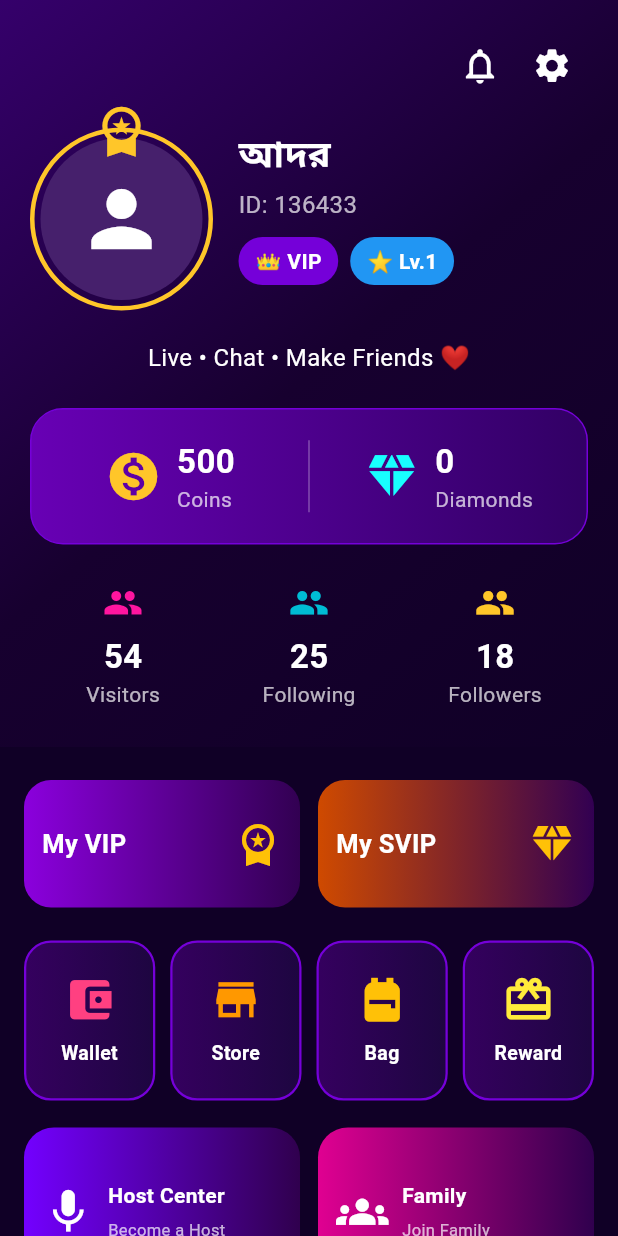
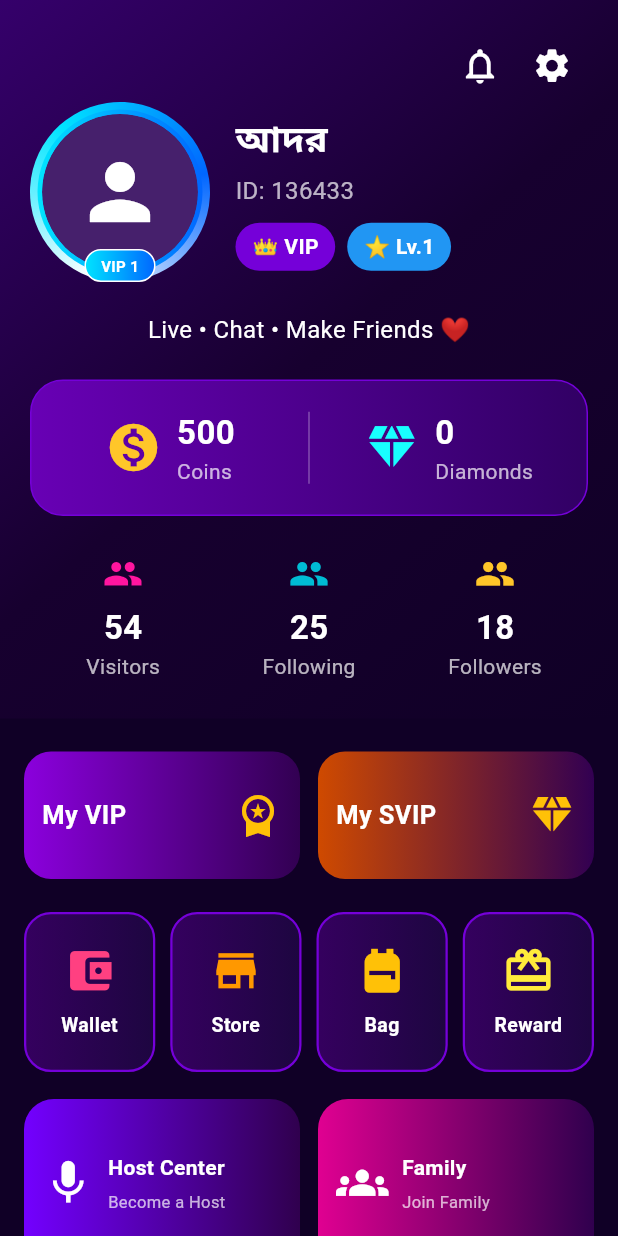
Before and after one commit to senlija14-art/ador.live, a Flutter app: the ProfilePage screen opened directly, on a phone screen of 412 x 824 dp. Run offline on Flutter 3.47's test engine with Material 3 defaults, Android fonts, the phone set to English and light mode, and no system bars; our stand-ins replace image_picker, shared_preferences, supabase_flutter; missing offline and left inert: zego_uikit, zego_uikit_prebuilt_live_audio_room; accounts and stored records are empty.

Commit message:
Update profile_page.dart

```diff
--- a/lib/profile_page.dart
+++ b/lib/profile_page.dart
@@ -2,6 +2,7 @@
 import 'package:flutter/material.dart';
 import 'wallet_page.dart';
 import 'chat_page.dart';
+import 'vip_frame.dart';
 
 class ProfilePage extends StatefulWidget {
   final Map<String, dynamic>? profile;
@@ -175,6 +176,9 @@ class _ProfilePageState extends State<ProfilePage> {
     final level = getValue('level', '1');
     final avatar = getValue('avatar_url', '');
 
+    final vipLevel =
+        (int.tryParse(getValue('vip_level', '1')) ?? 1).clamp(1, 7);
+
     return Scaffold(
       backgroundColor: bg,
       body: SafeArea(
@@ -221,16 +225,9 @@ class _ProfilePageState extends State<ProfilePage> {
                     ),
                     Row(
                       children: [
-                        Stack(
-                          alignment: Alignment.topCenter,
-                          children: [
-                            Container(
-                              margin: const EdgeInsets.only(top: 17),
-                              padding: const EdgeInsets.all(4),
-                              decoration: BoxDecoration(
-                                shape: BoxShape.circle,
-                                border: Border.all(color: gold, width: 3),
-                              ),
+                        VipFrame(
+                          level: vipLevel,
+                          size: 120,
                           child: CircleAvatar(
                             radius: 54,
                             backgroundColor: const Color(0xFF46206C),
@@ -245,13 +242,6 @@ class _ProfilePageState extends State<ProfilePage> {
                                   )
                                 : null,
                           ),
-                            ),
-                            Icon(
-                              Icons.workspace_premium,
-                              color: gold,
-                              size: 38,
-                            ),
-                          ],
                         ),
                         const SizedBox(width: 17),
                         Expanded(
```
Lines whose indentation alone changed are shown as unchanged.
